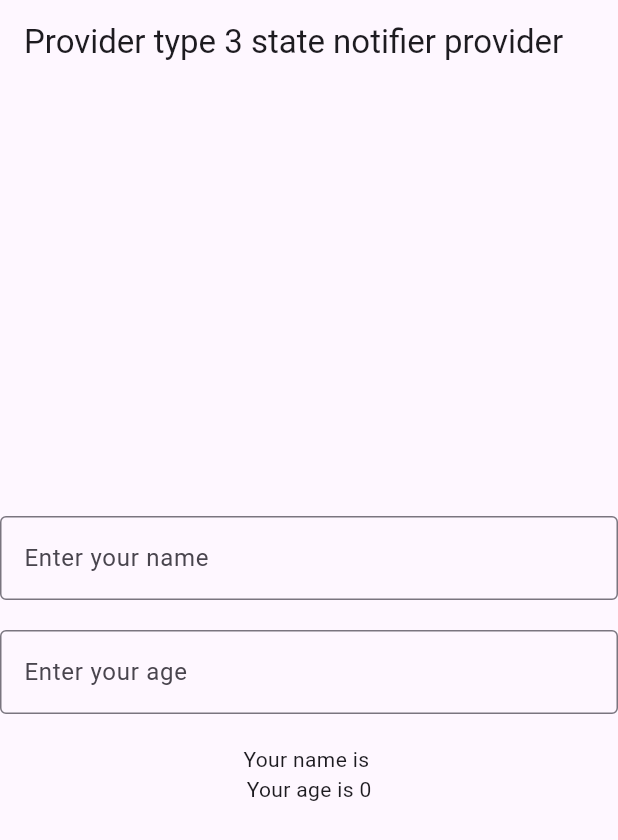
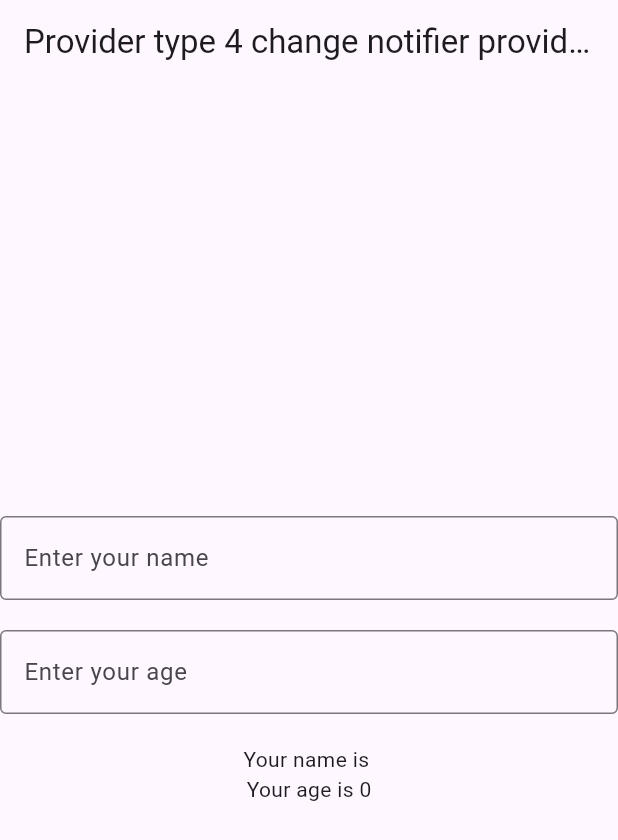
Before and after one commit to fahad-islam1/flutter-riverpod, a Flutter app: the screen it shows after launch, on a phone screen of 412 x 824 dp. Shown: the top 840 px of the screen. Run offline on Flutter 3.47's test engine with Material 3 defaults, Android fonts, the phone set to English and light mode, and no system bars; our stand-ins replace flutter_riverpod.

Commit message:
change notiifier  provider

```diff
--- /dev/null
+++ b/lib/change_notifier_screen.dart
@@ -0,0 +1,68 @@
+import 'package:flutter/material.dart';
+import 'package:flutter_riverpod/flutter_riverpod.dart';
+import 'package:riverpod_practice_project/main.dart';
+
+class UserChangenotifierProvider extends ConsumerStatefulWidget {
+  const UserChangenotifierProvider({super.key});
+
+  @override
+  ConsumerState<ConsumerStatefulWidget> createState() => _StateNotifierProviderScreenState();
+}
+
+class _StateNotifierProviderScreenState extends ConsumerState<UserChangenotifierProvider> {
+
+  updateUSerName(namevalue){
+    ref.read(userChangeNotifierprovider).updateName(namevalue);
+  }
+
+  updateUSerAge(age){
+    ref.read(userChangeNotifierprovider).updateAge(int.parse(age));
+  }
+
+  @override
+  Widget build(BuildContext context) {
+    final user=ref.watch(userChangeNotifierprovider).user;
+    print('widget rebuild ');
+    // so we dont want to widget rebuild thats why we use select method
+
+    return Scaffold(
+      appBar: AppBar(title: Text("Provider type 4 change notifier provider "),),
+      body: Center(
+        child: Column(
+          crossAxisAlignment: CrossAxisAlignment.center,
+          mainAxisAlignment: MainAxisAlignment.center,
+          children: [
+            TextField(
+              decoration: InputDecoration(
+                labelText: "Enter your name",
+                border: OutlineInputBorder(),
+
+              ),
+              onChanged: (value) {
+                updateUSerName(value);
+              },
+            ),
+            SizedBox(height: 20),
+            TextField(
+              decoration: InputDecoration(
+                labelText: "Enter your age",
+                border: OutlineInputBorder(),
+
+              ),
+              onChanged: (value) {
+                updateUSerAge(value);
+              },
+            ),
+
+            SizedBox(
+              height: 20,
+            ),
+            Text("Your name is ${user.name}"),
+            Text("Your age is ${user.age}"),
+
+          ],
+        ),
+      ),
+    );;
+  }
+}
--- a/lib/main.dart
+++ b/lib/main.dart
@@ -1,8 +1,10 @@
 import 'package:flutter/material.dart';
 import 'package:flutter_riverpod/flutter_riverpod.dart';
+import 'package:riverpod_practice_project/change_notifier_screen.dart';
 import 'package:riverpod_practice_project/provider/methods/provider1.dart';
-import 'package:riverpod_practice_project/provider/state_notifier_provider_screen.dart';
-import 'package:riverpod_practice_project/provider/state_provider_screen.dart';
+import 'package:riverpod_practice_project/state_notifier_provider_screen.dart';
+import 'package:riverpod_practice_project/state_provider_screen.dart';
+import 'package:riverpod_practice_project/provider/user_change_notiier_provider.dart';
 import 'package:riverpod_practice_project/provider/user_state_notifier_provider.dart';
 import 'package:riverpod_practice_project/user_model.dart';
 
@@ -16,6 +18,9 @@ final counterProvider = StateProvider<int>((ref) {
 final userProvider = StateNotifierProvider<UserStateNotifier,User>((ref) {
   return UserStateNotifier();
 });
+// change notifier provider
+final userChangeNotifierprovider=ChangeNotifierProvider((ref)=>UserChangeNotiierProvider());
+
 void main() {
   runApp( ProviderScope(child: MyApp()));
 }
@@ -47,7 +52,7 @@ class MyApp extends StatelessWidget {
         colorScheme: ColorScheme.fromSeed(seedColor: Colors.deepPurple),
         useMaterial3: true,
       ),
-      home: StateNotifierProviderScreen(),
+      home: UserChangenotifierProvider(),
 
     );
   }
```
Also changed, not shown: lib/provider/user_change_notiier_provider.dart (added, +17 -0 lines), lib/state_notifier_provider_screen.dart (renamed from lib/provider/state_notifier_provider_screen.dart), lib/state_provider_screen.dart (renamed from lib/provider/state_provider_screen.dart).
